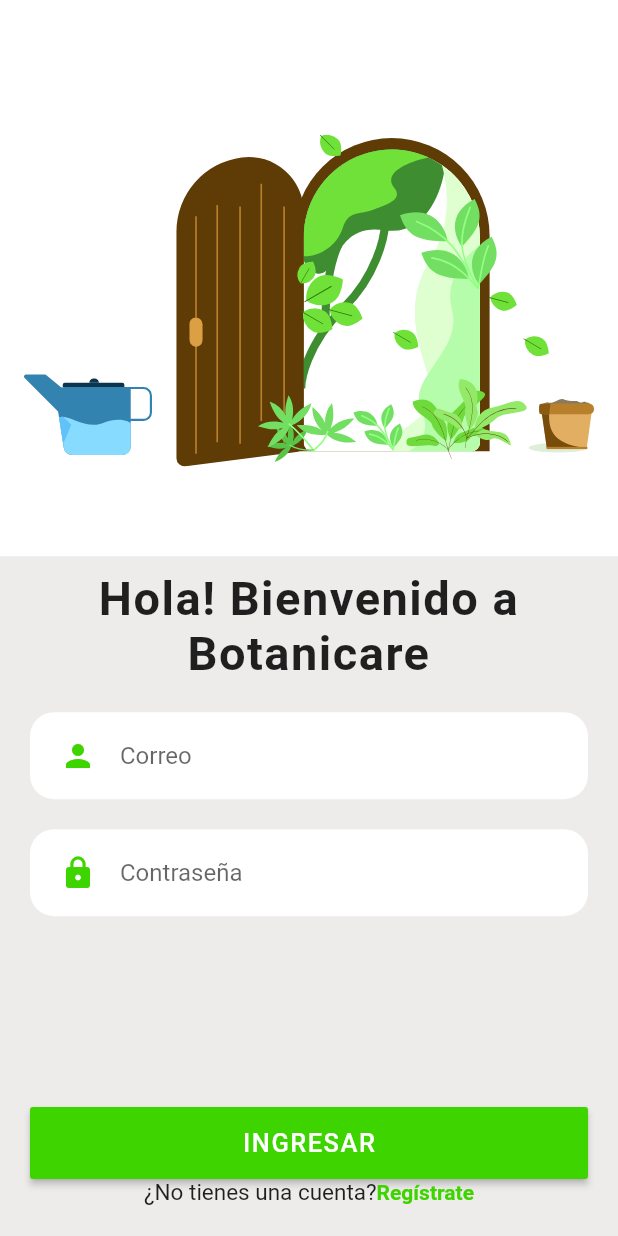
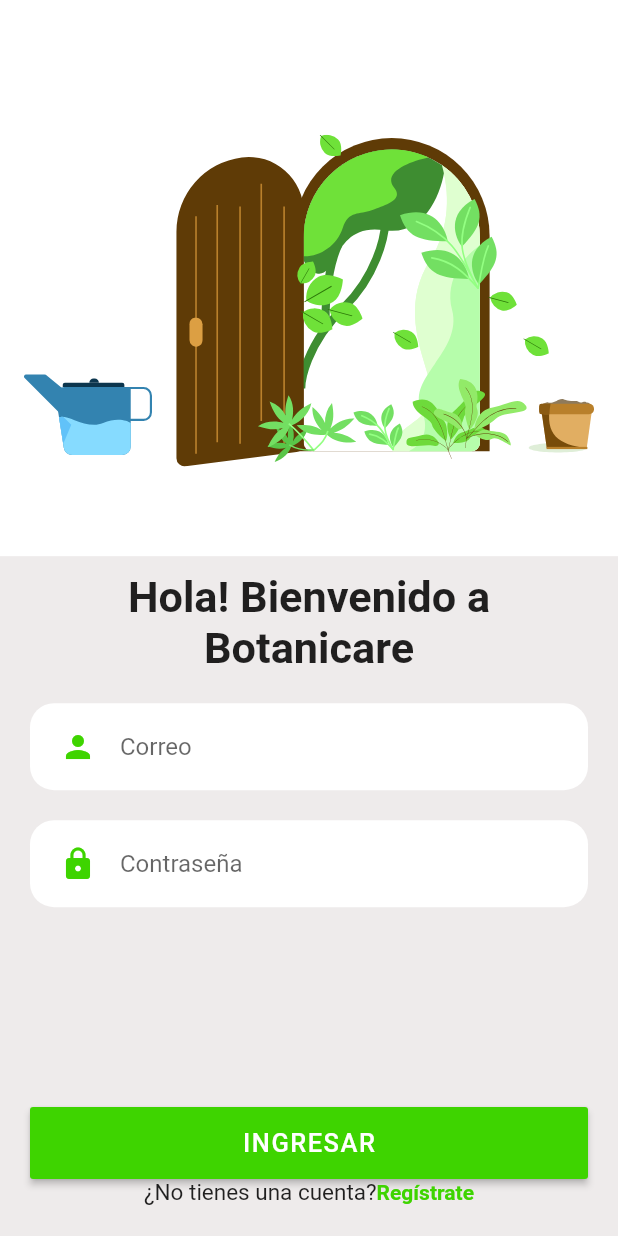
Before and after one commit to asloth/botanicare, a Flutter app: the LogIn screen opened directly, on a phone screen of 412 x 824 dp. Run offline on Flutter 3.47's test engine with Material 2 defaults, Android fonts, the phone set to English and light mode, and no system bars; our stand-ins replace cloud_firestore, curved_navigation_bar, firebase_auth, firebase_core, flutter_svg; accounts and stored records are empty.

Commit message:
avances en el diseño de login y reestructuracion

```diff
--- a/lib/src/ui/LogIn.dart
+++ b/lib/src/ui/LogIn.dart
@@ -1,8 +1,9 @@
 import 'package:botanicare/src/ui/Constants.dart';
+import 'package:botanicare/src/ui/login/Header.dart';
 import 'package:botanicare/src/ui/login/InputField.dart';
+import 'package:botanicare/src/ui/login/WelcomeText.dart';
 import 'package:flutter/material.dart';
 import 'package:botanicare/src/service/AuthService.dart';
-import 'package:flutter_svg/flutter_svg.dart';
 import 'package:provider/provider.dart';
 
 class LogIn extends StatelessWidget {
@@ -18,21 +19,7 @@ class LogIn extends StatelessWidget {
         child: Column(
           crossAxisAlignment: CrossAxisAlignment.stretch,
           children: [
-            Container(
-              height: size.height * 0.45,
-              color: kBackgroundColor2,
-              child: Padding(
-                padding: const EdgeInsets.fromLTRB(
-                  kDefaultPadding * 0.8,
-                  kDefaultPadding * 1.5,
-                  kDefaultPadding * 0.8,
-                  0,
-                ),
-                child: SvgPicture.asset(
-                  'assets/welcome-door.svg',
-                ),
-              ),
-            ),
+            Header(),
             Container(
               color: kBackgroundColor,
               height: size.height * 0.55,
@@ -45,20 +32,7 @@ class LogIn extends StatelessWidget {
               child: Column(
                 crossAxisAlignment: CrossAxisAlignment.stretch,
                 children: [
-                  Padding(
-                    padding: const EdgeInsets.only(
-                      bottom: kDefaultPadding / 2,
-                    ),
-                    child: Text(
-                      'Hola! Bienvenido a Botanicare',
-                      textAlign: TextAlign.center,
-                      style: TextStyle(
-                        fontSize: size.height * 0.038,
-                        fontWeight: FontWeight.bold,
-                        letterSpacing: 1,
-                      ),
-                    ),
-                  ),
+                  WelcomeText(),
                   InputField(
                     controller: emailController,
                     hintText: 'Correo',
--- /dev/null
+++ b/lib/src/ui/login/Header.dart
@@ -0,0 +1,28 @@
+import 'package:botanicare/src/ui/Constants.dart';
+import 'package:flutter/material.dart';
+import 'package:flutter_svg/flutter_svg.dart';
+
+class Header extends StatelessWidget {
+  const Header({Key key}) : super(key: key);
+
+  @override
+  Widget build(BuildContext context) {
+    Size size = MediaQuery.of(context).size;
+
+    return Container(
+      height: size.height * 0.45,
+      color: kBackgroundColor2,
+      child: Padding(
+        padding: const EdgeInsets.fromLTRB(
+          kDefaultPadding * 0.8,
+          kDefaultPadding * 1.5,
+          kDefaultPadding * 0.8,
+          0,
+        ),
+        child: SvgPicture.asset(
+          'assets/welcome-door.svg',
+        ),
+      ),
+    );
+  }
+}
--- /dev/null
+++ b/lib/src/ui/login/WelcomeText.dart
@@ -0,0 +1,25 @@
+import 'package:botanicare/src/ui/Constants.dart';
+import 'package:flutter/material.dart';
+
+class WelcomeText extends StatelessWidget {
+  const WelcomeText({Key key}) : super(key: key);
+
+  @override
+  Widget build(BuildContext context) {
+    Size size = MediaQuery.of(context).size;
+
+    return Padding(
+      padding: const EdgeInsets.only(
+        bottom: kDefaultPadding / 2,
+      ),
+      child: Text(
+        'Hola! Bienvenido a Botanicare',
+        textAlign: TextAlign.center,
+        style: TextStyle(
+          fontSize: size.height * 0.035,
+          fontWeight: FontWeight.bold,
+        ),
+      ),
+    );
+  }
+}
```
Also changed, not shown: lib/src/ui/home/WeatherWidget.dart (+16 -8 lines), assets/icons/temperature.svg (added).
